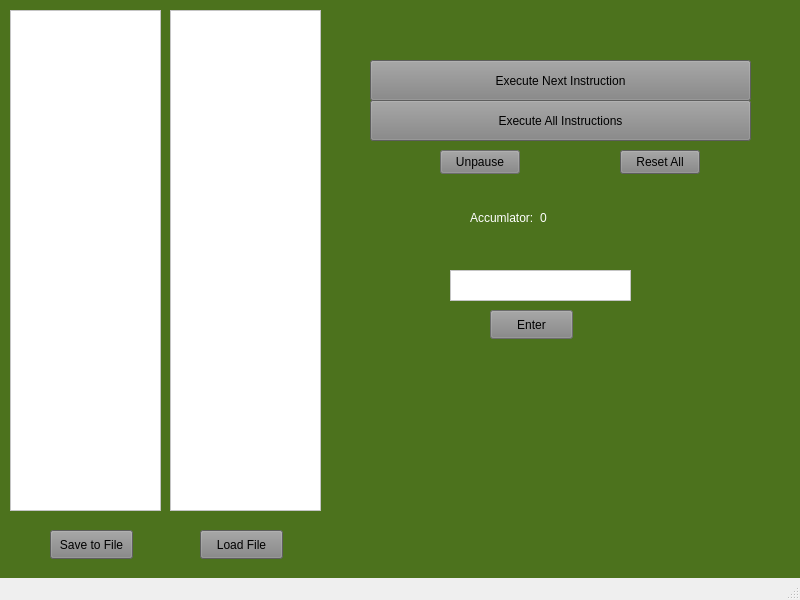
First picture: the form in UVSim/mainwindow.ui, repository JoshuaTheEpic1/Software_Engineering, before the edit.
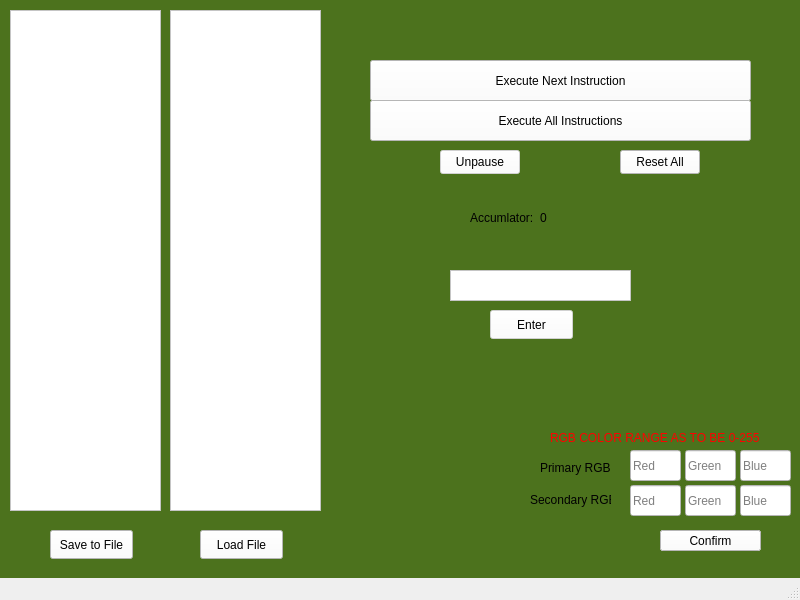
Second picture: the form after the edit.

Commit message: added color switching

```diff
--- a/UVSim/mainwindow.ui
+++ b/UVSim/mainwindow.ui
@@ -34,7 +34,7 @@
      </rect>
     </property>
     <property name="styleSheet">
-     <string notr="true">background-color: rgb(131, 131, 131);
+     <string notr="true">background-color: rgb(255, 255, 255);
 color: rgb(0, 0, 0);</string>
     </property>
     <property name="text">
@@ -54,7 +54,7 @@
      </rect>
     </property>
     <property name="styleSheet">
-     <string notr="true">background-color: rgb(131, 131, 131);
+     <string notr="true">background-color: rgb(255, 255, 255);
 color: rgb(0, 0, 0);</string>
     </property>
     <property name="text">
@@ -93,7 +93,7 @@
      </rect>
     </property>
     <property name="styleSheet">
-     <string notr="true">color: rgb(255, 255, 255);</string>
+     <string notr="true">color: rgb(0, 0, 0);</string>
     </property>
     <property name="text">
      <string>Accumlator:</string>
@@ -109,7 +109,7 @@
      </rect>
     </property>
     <property name="styleSheet">
-     <string notr="true">color: rgb(255, 255, 255);</string>
+     <string notr="true">color: rgb(0, 0, 0);</string>
     </property>
     <property name="text">
      <string>0</string>
@@ -125,7 +125,7 @@
      </rect>
     </property>
     <property name="styleSheet">
-     <string notr="true">background-color: rgb(131, 131, 131);
+     <string notr="true">background-color: rgb(255, 255, 255);
 color: rgb(0, 0, 0);</string>
     </property>
     <property name="text">
@@ -171,7 +171,7 @@
      </rect>
     </property>
     <property name="styleSheet">
-     <string notr="true">background-color: rgb(131, 131, 131);
+     <string notr="true">background-color: rgb(255,255,255);
 color: rgb(0, 0, 0);</string>
     </property>
     <property name="text">
@@ -188,7 +188,7 @@
      </rect>
     </property>
     <property name="styleSheet">
-     <string notr="true">background-color: rgb(131, 131, 131);
+     <string notr="true">background-color: rgb(255, 255, 255);
 color: rgb(0, 0, 0);</string>
     </property>
     <property name="text">
@@ -205,7 +205,7 @@
      </rect>
     </property>
     <property name="styleSheet">
-     <string notr="true">background-color: rgb(131, 131, 131);
+     <string notr="true">background-color: rgb(255, 255, 255);
 color: rgb(0, 0, 0);</string>
     </property>
     <property name="text">
@@ -222,13 +222,191 @@
      </rect>
     </property>
     <property name="styleSheet">
-     <string notr="true">background-color: rgb(131, 131, 131);
+     <string notr="true">background-color: rgb(255, 255, 255);
 color: rgb(0, 0, 0);</string>
     </property>
     <property name="text">
      <string>Load File</string>
     </property>
    </widget>
+   <widget class="QPushButton" name="customizeColor">
+    <property name="geometry">
+     <rect>
+      <x>660</x>
+      <y>530</y>
+      <width>101</width>
+      <height>21</height>
+     </rect>
+    </property>
+    <property name="styleSheet">
+     <string notr="true">background-color: rgb(255, 255, 255);
+color: rgb(0, 0, 0);</string>
+    </property>
+    <property name="text">
+     <string>Customize Colors</string>
+    </property>
+   </widget>
+   <widget class="QLabel" name="primaryText">
+    <property name="geometry">
+     <rect>
+      <x>540</x>
+      <y>460</y>
+      <width>71</width>
+      <height>16</height>
+     </rect>
+    </property>
+    <property name="styleSheet">
+     <string notr="true">color: rgb(0, 0, 0);</string>
+    </property>
+    <property name="text">
+     <string>Primary RGB:</string>
+    </property>
+   </widget>
+   <widget class="QLabel" name="secondaryText">
+    <property name="geometry">
+     <rect>
+      <x>530</x>
+      <y>490</y>
+      <width>81</width>
+      <height>20</height>
+     </rect>
+    </property>
+    <property name="styleSheet">
+     <string notr="true">color: rgb(0, 0, 0);</string>
+    </property>
+    <property name="text">
+     <string>Secondary RGB:</string>
+    </property>
+   </widget>
+   <widget class="QPushButton" name="confirmColor">
+    <property name="geometry">
+     <rect>
+      <x>660</x>
+      <y>530</y>
+      <width>101</width>
+      <height>21</height>
+     </rect>
+    </property>
+    <property name="styleSheet">
+     <string notr="true">background-color: rgb(255, 255, 255);
+color: rgb(0, 0, 0);</string>
+    </property>
+    <property name="text">
+     <string>Confirm</string>
+    </property>
+   </widget>
+   <widget class="QLabel" name="colorErrorText">
+    <property name="geometry">
+     <rect>
+      <x>550</x>
+      <y>430</y>
+      <width>241</width>
+      <height>16</height>
+     </rect>
+    </property>
+    <property name="styleSheet">
+     <string notr="true">color: rgb(255, 0, 0)</string>
+    </property>
+    <property name="text">
+     <string>RGB COLOR RANGE AS TO BE 0-255</string>
+    </property>
+   </widget>
+   <widget class="QLineEdit" name="redPrimary">
+    <property name="geometry">
+     <rect>
+      <x>630</x>
+      <y>450</y>
+      <width>51</width>
+      <height>31</height>
+     </rect>
+    </property>
+    <property name="styleSheet">
+     <string notr="true">background: rgb(255, 255, 255)</string>
+    </property>
+    <property name="placeholderText">
+     <string>Red</string>
+    </property>
+   </widget>
+   <widget class="QLineEdit" name="greenPrimary">
+    <property name="geometry">
+     <rect>
+      <x>685</x>
+      <y>450</y>
+      <width>51</width>
+      <height>31</height>
+     </rect>
+    </property>
+    <property name="styleSheet">
+     <string notr="true">background: rgb(255, 255, 255)</string>
+    </property>
+    <property name="placeholderText">
+     <string>Green</string>
+    </property>
+   </widget>
+   <widget class="QLineEdit" name="bluePrimary">
+    <property name="geometry">
+     <rect>
+      <x>740</x>
+      <y>450</y>
+      <width>51</width>
+      <height>31</height>
+     </rect>
+    </property>
+    <property name="styleSheet">
+     <string notr="true">background: rgb(255, 255, 255)</string>
+    </property>
+    <property name="placeholderText">
+     <string>Blue</string>
+    </property>
+   </widget>
+   <widget class="QLineEdit" name="blueSecondary">
+    <property name="geometry">
+     <rect>
+      <x>740</x>
+      <y>485</y>
+      <width>51</width>
+      <height>31</height>
+     </rect>
+    </property>
+    <property name="styleSheet">
+     <string notr="true">background: rgb(255, 255, 255)</string>
+    </property>
+    <property name="placeholderText">
+     <string>Blue</string>
+    </property>
+   </widget>
+   <widget class="QLineEdit" name="greenSecondary">
+    <property name="geometry">
+     <rect>
+      <x>685</x>
+      <y>485</y>
+      <width>51</width>
+      <height>31</height>
+     </rect>
+    </property>
+    <property name="styleSheet">
+     <string notr="true">background: rgb(255, 255, 255)</string>
+    </property>
+    <property name="placeholderText">
+     <string>Green</string>
+    </property>
+   </widget>
+   <widget class="QLineEdit" name="redSecondary">
+    <property name="geometry">
+     <rect>
+      <x>630</x>
+      <y>485</y>
+      <width>51</width>
+      <height>31</height>
+     </rect>
+    </property>
+    <property name="styleSheet">
+     <string notr="true">background: rgb(255, 255, 255)</string>
+    </property>
+    <property name="placeholderText">
+     <string>Red</string>
+    </property>
+   </widget>
   </widget>
   <widget class="QStatusBar" name="statusbar"/>
  </widget>
```
The commit also changes 529 other files.
